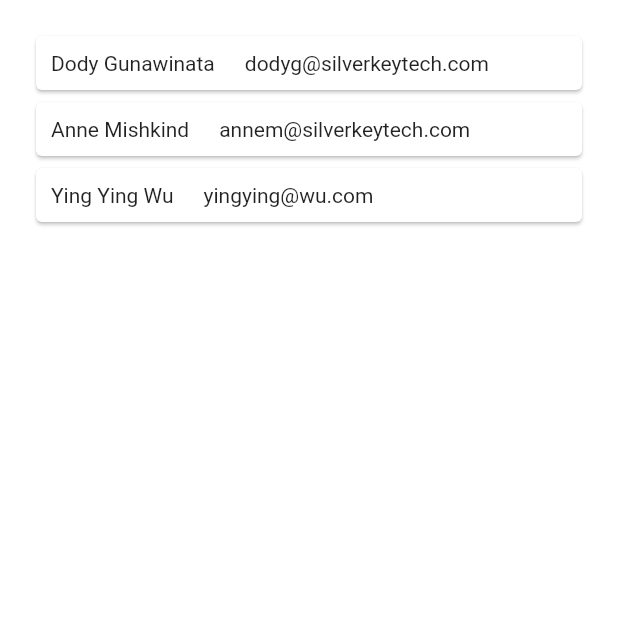
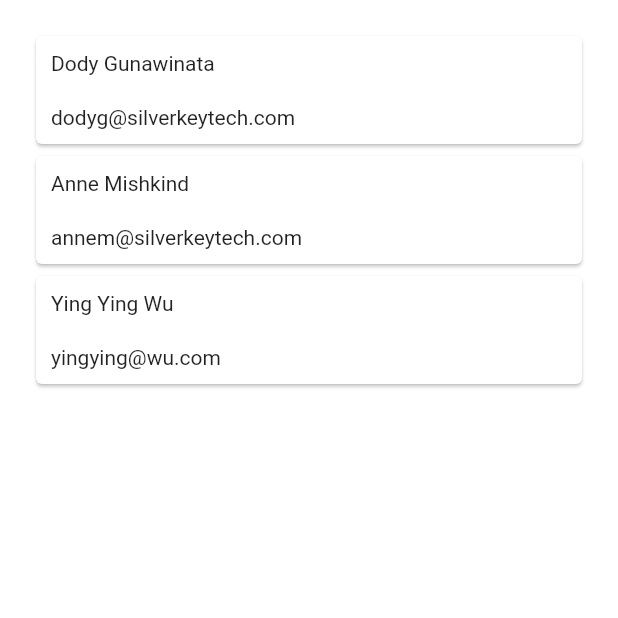
Before and after one commit to dodyg/practical-flutter, a Flutter app: the screen it shows after launch, after a tap on "List", on a phone screen of 412 x 824 dp, the top half of it. Run offline on Flutter 3.47's test engine with Material 2 defaults, Android fonts, the phone set to English and light mode, and no system bars.

Commit message:
Implement card

```diff
--- a/projects/ui/lib/pages/list_page.dart
+++ b/projects/ui/lib/pages/list_page.dart
@@ -35,17 +35,19 @@ class ContacListItem extends StatelessWidget{
   ContacListItem(this._contact);
 
   Widget text(String txt) => new Container(
-    child : new Text(txt),
-    padding: new EdgeInsets.all(10.0),
+    child : new Text(txt, textAlign: TextAlign.right,),
+    padding: new EdgeInsets.all(10.0)
   );
 
   @override
   Widget build(BuildContext context)=> new Card(
-      child: new Row(
+      child: new Column(
         children: <Widget>[
           text(_contact.name),
           text(_contact.email)
         ],
+        crossAxisAlignment: CrossAxisAlignment.start,
       ),
+//color: new Color.fromARGB(0, 124,252,0),
     );
 }
```
